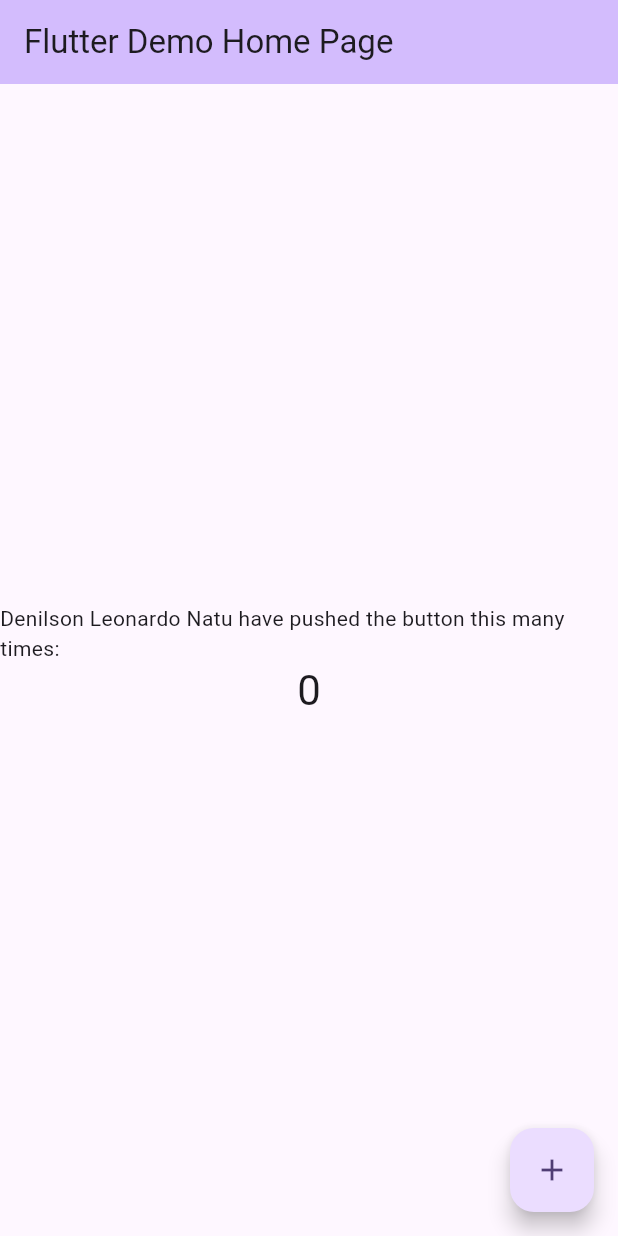
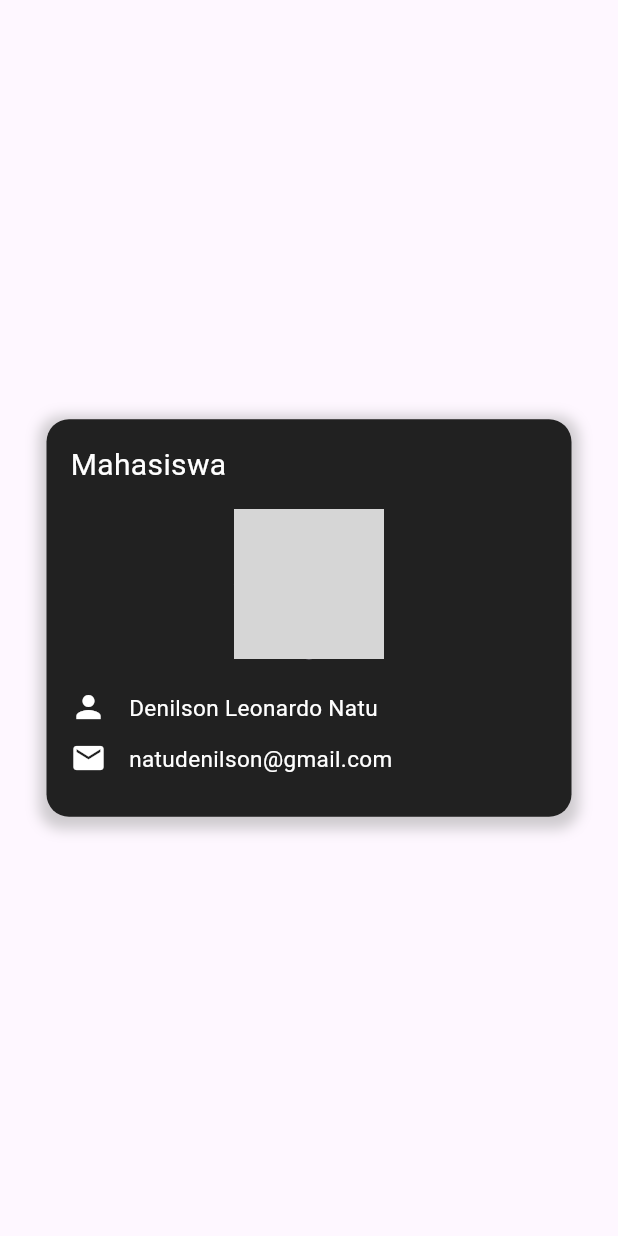
Before and after one commit to DanilNatu/PemrogramanSeluler, a Flutter app: the screen it shows after launch, on a phone screen of 412 x 824 dp. Run offline on Flutter 3.47's test engine with Material 3 defaults, Android fonts, the phone set to English and light mode, and no system bars; grey boxes are pictures that could not be loaded.

Commit message:
Praktikum1

```diff
--- a/biodata/lib/main.dart
+++ b/biodata/lib/main.dart
@@ -1,125 +1,113 @@
 import 'package:flutter/material.dart';
 
 void main() {
-  runApp(const MyApp());
+  runApp(MyApp());
 }
 
 class MyApp extends StatelessWidget {
-  const MyApp({super.key});
-
-  // This widget is the root of your application.
   @override
   Widget build(BuildContext context) {
     return MaterialApp(
-      title: 'Flutter Demo',
+      title: 'Profile Biodata',
       theme: ThemeData(
-        // This is the theme of your application.
-        //
-        // TRY THIS: Try running your application with "flutter run". You'll see
-        // the application has a purple toolbar. Then, without quitting the app,
-        // try changing the seedColor in the colorScheme below to Colors.green
-        // and then invoke "hot reload" (save your changes or press the "hot
-        // reload" button in a Flutter-supported IDE, or press "r" if you used
-        // the command line to start the app).
-        //
-        // Notice that the counter didn't reset back to zero; the application
-        // state is not lost during the reload. To reset the state, use hot
-        // restart instead.
-        //
-        // This works for code too, not just values: Most code changes can be
-        // tested with just a hot reload.
-        colorScheme: ColorScheme.fromSeed(seedColor: Colors.deepPurple),
-        useMaterial3: true,
+        primarySwatch: Colors.blue,
       ),
-      home: const MyHomePage(title: 'Flutter Demo Home Page'),
+      home: ProfilePage(),
     );
   }
 }
 
-class MyHomePage extends StatefulWidget {
-  const MyHomePage({super.key, required this.title});
+class ProfilePage extends StatelessWidget {
+  final String top = "Mahasiswa";
+  final String name = "Denilson Leonardo Natu";
+  final String email = "natudenilson@gmail.com";
 
-  // This widget is the home page of your application. It is stateful, meaning
-  // that it has a State object (defined below) that contains fields that affect
-  // how it looks.
-
-  // This class is the configuration for the state. It holds the values (in this
-  // case the title) provided by the parent (in this case the App widget) and
-  // used by the build method of the State. Fields in a Widget subclass are
-  // always marked "final".
-
-  final String title;
-
-  @override
-  State<MyHomePage> createState() => _MyHomePageState();
-}
-
-class _MyHomePageState extends State<MyHomePage> {
-  int _counter = 0;
-
-  void _incrementCounter() {
-    setState(() {
-      // This call to setState tells the Flutter framework that something has
-      // changed in this State, which causes it to rerun the build method below
-      // so that the display can reflect the updated values. If we changed
-      // _counter without calling setState(), then the build method would not be
-      // called again, and so nothing would appear to happen.
-      _counter++;
-    });
-  }
 
   @override
   Widget build(BuildContext context) {
-    // This method is rerun every time setState is called, for instance as done
-    // by the _incrementCounter method above.
-    //
-    // The Flutter framework has been optimized to make rerunning build methods
-    // fast, so that you can just rebuild anything that needs updating rather
-    // than having to individually change instances of widgets.
     return Scaffold(
-      appBar: AppBar(
-        // TRY THIS: Try changing the color here to a specific color (to
-        // Colors.amber, perhaps?) and trigger a hot reload to see the AppBar
-        // change color while the other colors stay the same.
-        backgroundColor: Theme.of(context).colorScheme.inversePrimary,
-        // Here we take the value from the MyHomePage object that was created by
-        // the App.build method, and use it to set our appbar title.
-        title: Text(widget.title),
-      ),
-      body: Center(
-        // Center is a layout widget. It takes a single child and positions it
-        // in the middle of the parent.
-        child: Column(
-          // Column is also a layout widget. It takes a list of children and
-          // arranges them vertically. By default, it sizes itself to fit its
-          // children horizontally, and tries to be as tall as its parent.
-          //
-          // Column has various properties to control how it sizes itself and
-          // how it positions its children. Here we use mainAxisAlignment to
-          // center the children vertically; the main axis here is the vertical
-          // axis because Columns are vertical (the cross axis would be
-          // horizontal).
-          //
-          // TRY THIS: Invoke "debug painting" (choose the "Toggle Debug Paint"
-          // action in the IDE, or press "p" in the console), to see the
-          // wireframe for each widget.
-          mainAxisAlignment: MainAxisAlignment.center,
-          children: <Widget>[
-            const Text(
-              'Denilson Leonardo Natu have pushed the button this many times:',
+      body: Padding(
+        padding: const EdgeInsets.all(16.0),
+        child: Center(
+          child: Container(
+            width: 350,
+            height: 265,
+            padding: const EdgeInsets.all(16.0),
+            decoration: BoxDecoration(
+              color: const Color.fromARGB(255, 33, 33, 33),
+              borderRadius: BorderRadius.circular(15),
+              boxShadow: [
+                BoxShadow(
+                  color: Colors.grey.withOpacity(0.5),
+                  spreadRadius: 5,
+                  blurRadius: 7,
+                  offset: Offset(0, 3), // changes position of shadow
+                ),
+              ],
             ),
-            Text(
-              '$_counter',
-              style: Theme.of(context).textTheme.headlineMedium,
+
+            child: Column(
+              crossAxisAlignment: CrossAxisAlignment.start,
+              children: [
+                Text(
+                  top,
+                  style: TextStyle(
+                    color: Colors.white,
+                    fontSize: 20,
+                  ),
+                ),
+
+                SizedBox(height: 15),
+                Center(
+                  child:CircleAvatar(
+                    radius: 50,
+                    backgroundImage: AssetImage('assets/images/1.jpg'), // Ganti dengan gambar profil
+                  ),
+                ),
+
+                SizedBox(height: 20),
+                Row(
+                  mainAxisAlignment: MainAxisAlignment.start,
+                  children: [
+                    Icon(
+                      Icons.person,
+                      color: Colors.white,
+                    ),
+                    SizedBox(width: 15),
+                    Text(
+                      name,
+                      style: TextStyle(
+                        color: Colors.white,
+                        fontSize: 15,
+
+                      ),
+                    ),
+                  ],
+                ),
+
+                SizedBox(height: 10),
+                Row (
+                  mainAxisAlignment: MainAxisAlignment.start,
+                  children: [
+                    Icon(
+                      Icons.email,
+                      color: Colors.white,
+                      ),
+                    SizedBox(width: 15),
+                    Text(
+                      email,
+                      style: TextStyle(
+                        fontSize: 15,
+                        color: Colors.white,
+                      ),
+                    ),
+                  ],
+                )
+              ],
             ),
-          ],
+          ),
         ),
       ),
-      floatingActionButton: FloatingActionButton(
-        onPressed: _incrementCounter,
-        tooltip: 'Increment',
-        child: const Icon(Icons.add),
-      ), // This trailing comma makes auto-formatting nicer for build methods.
     );
   }
 }
--- a/biodata/pubspec.yaml
+++ b/biodata/pubspec.yaml
@@ -59,9 +59,8 @@ flutter:
   uses-material-design: true
 
   # To add assets to your application, add an assets section, like this:
-  # assets:
-  #   - images/a_dot_burr.jpeg
-  #   - images/a_dot_ham.jpeg
+  assets:
+    - assets\images\1.jpg
 
   # An image asset can refer to one or more resolution-specific "variants", see
   # https://flutter.dev/to/resolution-aware-images
```
Also changed, not shown: biodata/assets/images/1.jpg (added).
